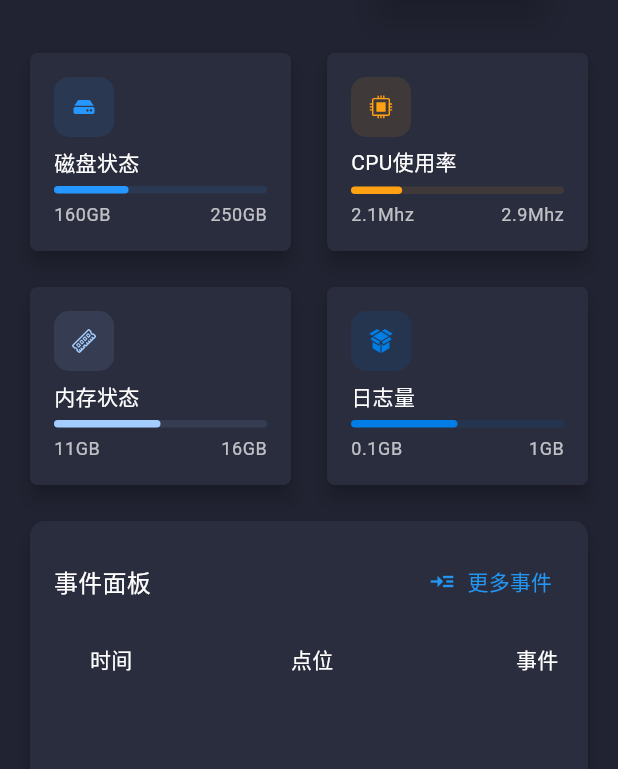
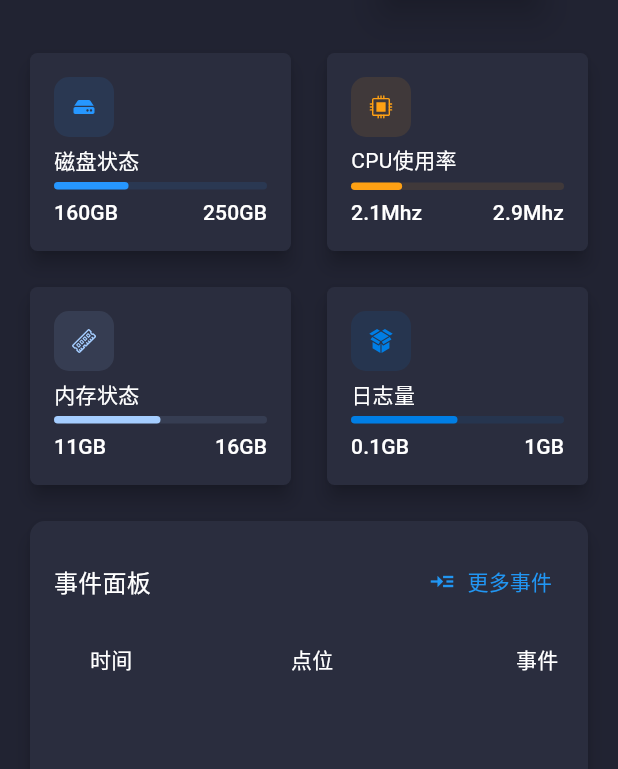
Before and after one commit to RUANHAOANDROID/gateflow, a Flutter app: the MainScreen screen opened directly, on a phone screen of 412 x 824 dp, the part 109-878 px from its top. Run offline on Flutter 3.47's test engine with Material 3 defaults, Android fonts, the phone set to English and light mode, and no system bars; drawn by our look-alikes of data_table_2; our stand-ins replace dio, flutter_spinkit, flutter_svg, fluttertoast, google_fonts; missing offline and left inert: dart:ffi; network calls fail.

Commit message:
升级SDK

```diff
--- a/lib/screens/bind/bind_screen.dart
+++ b/lib/screens/bind/bind_screen.dart
@@ -108,7 +108,7 @@ class _BindScreen extends State<BindScreen> {
             ),
           Text(
             "设备绑定",
-            style: Theme.of(context).textTheme.headline6,
+            style: Theme.of(context).textTheme.headlineSmall,
           )
         ],
       ),
--- a/lib/screens/dashboard/components/event_log.dart
+++ b/lib/screens/dashboard/components/event_log.dart
@@ -37,7 +37,7 @@ class _EventLogs extends State<EventLogs> {
     var titleString2 = "事件面板";
     var title = Text(
       titleString2,
-      style: Theme.of(context).textTheme.subtitle1,
+      style: Theme.of(context).textTheme.titleMedium,
     );
     var titleColumn = Row(
       children: [
--- a/lib/screens/dashboard/components/hardware_info_card.dart
+++ b/lib/screens/dashboard/components/hardware_info_card.dart
@@ -60,13 +60,13 @@ class HardwareInfoCard extends StatelessWidget {
                 "${info.used}",
                 style: Theme.of(context)
                     .textTheme
-                    .caption!,
+                    .titleSmall!,
               ),
               Text(
                 info.total!,
                 style: Theme.of(context)
                     .textTheme
-                    .caption!,
+                    .titleSmall!,
               ),
             ],
           )
--- a/lib/screens/dashboard/components/header.dart
+++ b/lib/screens/dashboard/components/header.dart
@@ -51,7 +51,7 @@ class Header extends StatelessWidget {
         if (!Responsive.isMobile(context))
           Text(
             "运行概要",
-            style: Theme.of(context).textTheme.headline6,
+            style: Theme.of(context).textTheme.headlineSmall,
           ),
         if (!Responsive.isMobile(context))
           Spacer(flex: Responsive.isDesktop(context) ? 2 : 1),
--- a/lib/screens/dashboard/components/total_chart.dart
+++ b/lib/screens/dashboard/components/total_chart.dart
@@ -77,7 +77,7 @@ class _Chart extends State<Chart> {
                 const SizedBox(height: defaultPadding),
                 Text(
                   "${(widget.entity?.sum == null) ? 0 : widget.entity?.sum}",
-                  style: Theme.of(context).textTheme.headline4,
+                  style: Theme.of(context).textTheme.headlineSmall,
                 ),
                 const Text("共")
               ],
--- a/lib/screens/dashboard/components/total_info_card.dart
+++ b/lib/screens/dashboard/components/total_info_card.dart
@@ -52,7 +52,7 @@ class TotalInfoCard extends StatelessWidget {
                   ),
                   Text(
                     "$numOfFiles",
-                    style: Theme.of(context).textTheme.caption,
+                    style: Theme.of(context).textTheme.bodySmall,
                   ),
                 ],
               ),
--- a/lib/screens/main/components/side_menu.dart
+++ b/lib/screens/main/components/side_menu.dart
@@ -93,7 +93,7 @@ class DrawerListTile extends StatelessWidget {
       ),
       title: Text(
         title,
-        style: Theme.of(context).textTheme.subtitle2,
+        style: Theme.of(context).textTheme.titleMedium,
       ),
     );
   }
--- a/lib/screens/setting/components/config_parms.dart
+++ b/lib/screens/setting/components/config_parms.dart
@@ -69,7 +69,7 @@ class _ConfigParams extends State<ParamsConfig> {
         children: [
           Text(
             "业务配置 ",
-            style: Theme.of(context).textTheme.subtitle1,
+            style: Theme.of(context).textTheme.titleMedium,
           ),
           Padding(
             padding: const EdgeInsets.only(
@@ -124,7 +124,7 @@ class _ConfigParams extends State<ParamsConfig> {
             padding: const EdgeInsets.only(top: defaultPadding),
             child: Text(
               "  验票通过提示配置 ",
-              style: Theme.of(context).textTheme.subtitle1,
+              style: Theme.of(context).textTheme.titleMedium,
             ),
           ),
           Padding(
@@ -162,7 +162,7 @@ class _ConfigParams extends State<ParamsConfig> {
             padding: const EdgeInsets.only(top: defaultPadding / 2),
             child: Text(
               "  验票失败提示配置 ",
-              style: Theme.of(context).textTheme.subtitle1,
+              style: Theme.of(context).textTheme.titleMedium,
             ),
           ),
           Padding(
--- a/lib/screens/setting/components/config_url.dart
+++ b/lib/screens/setting/components/config_url.dart
@@ -54,7 +54,7 @@ class _ConfigUrl extends State<ConfigUrl> {
           child: RichText(
             text: TextSpan(
               text: " 获取配置 ",
-              style: Theme.of(context).textTheme.subtitle1,
+              style: Theme.of(context).textTheme.titleMedium,
             ),
           ),
         ),
--- a/lib/screens/setting/setting_screen.dart
+++ b/lib/screens/setting/setting_screen.dart
@@ -158,7 +158,7 @@ class _SettingScreen extends State<SettingScreen> {
             ),
           Text(
             "参数设置",
-            style: Theme.of(context).textTheme.headline6,
+            style: Theme.of(context).textTheme.headlineSmall,
           )
         ],
       ),
--- a/lib/theme/theme.dart
+++ b/lib/theme/theme.dart
@@ -22,7 +22,7 @@ ButtonStyle buttonStyle(context) {
 ThemeData ThemeDark(context) {
   return ThemeData.dark().copyWith(
       useMaterial3: false,
-      backgroundColor: bgColor,
+      // backgroundColor: bgColor,
       dialogTheme: DialogTheme(backgroundColor: bgColor),
       scaffoldBackgroundColor: bgColor,
       textTheme: GoogleFonts.poppinsTextTheme(Theme.of(context).textTheme)
@@ -86,5 +86,5 @@ const outlineInputBorder = OutlineInputBorder(
 );
 
 TextStyle? formTextStyle(context) {
-  return Theme.of(context).primaryTextTheme.subtitle2;
+  return Theme.of(context).primaryTextTheme.titleMedium;
 }
```
Also changed, not shown: pubspec.yaml (+5 -5 lines), pubspec.lock, 1 other file.
